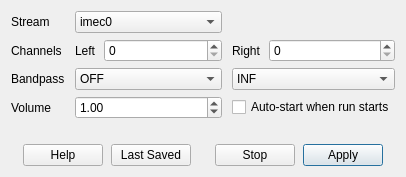
First picture: the form in Forms/AOWindow.ui, repository billkarsh/SpikeGLX, before the edit.
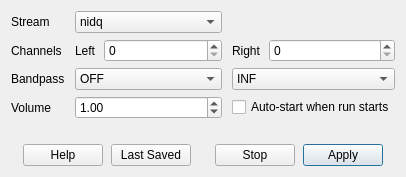
Second picture: the form after the edit.

What changed in the file:
```diff
--- a/Forms/AOWindow.ui
+++ b/Forms/AOWindow.ui
@@ -129,11 +129,6 @@
          <verstretch>0</verstretch>
         </sizepolicy>
        </property>
-       <item>
-        <property name="text">
-         <string>imec0</string>
-        </property>
-       </item>
        <item>
         <property name="text">
          <string>nidq</string>
```
